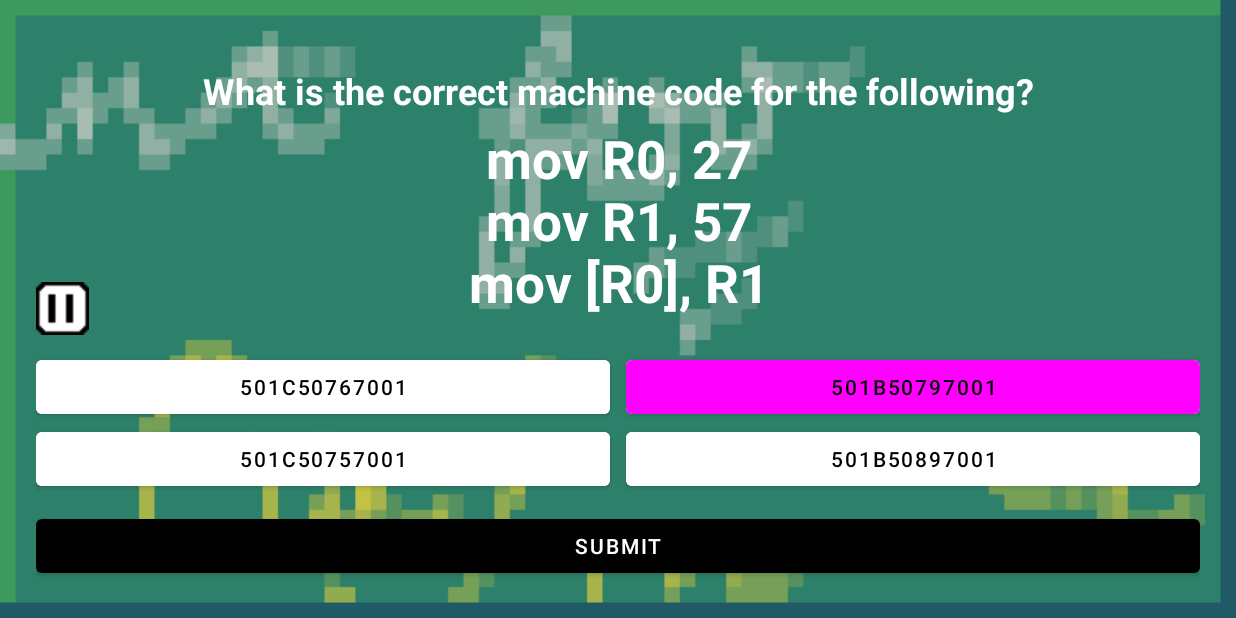
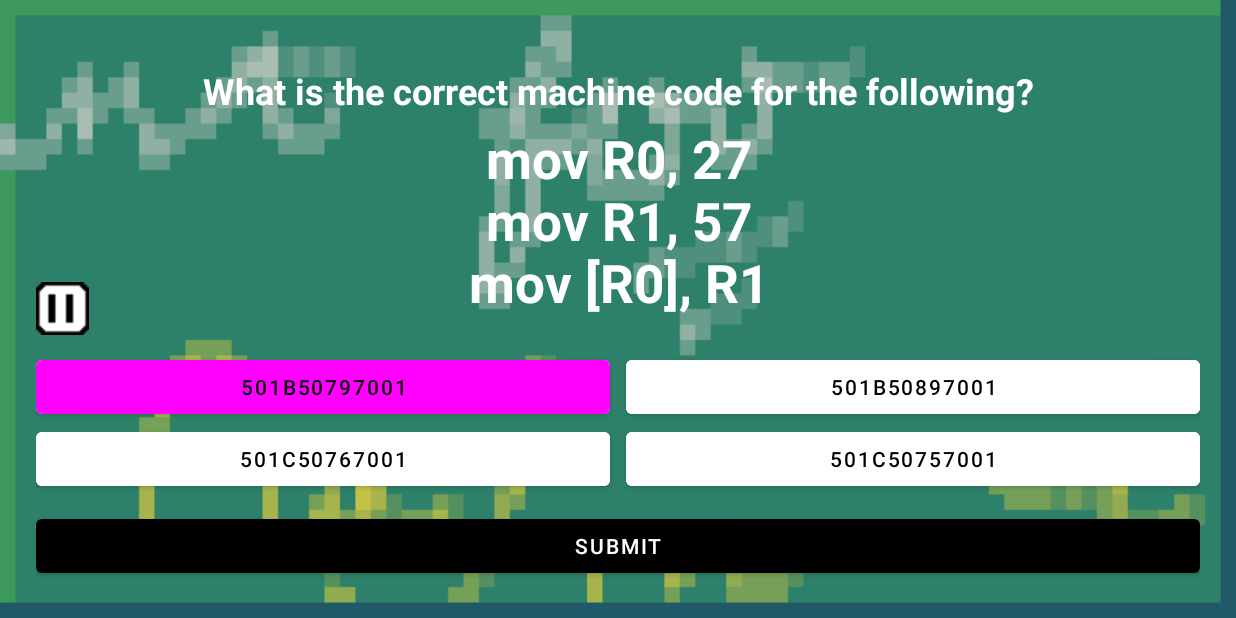
Before and after one commit to mircleat/Game2D, an Android app: the ChalkActivity screen opened directly, with no data from a screen before it, after a tap on "501B50797001", on a phone screen of 824 x 412 dp (held sideways). Run offline under Robolectric (Android 15) with nearby library versions, the phone set to English and light mode, and no system bars; Roboto replaces fonts that are not available here; 3 other taps on this screen came first.

Commit message:
fix randomizeOrders() missing

```diff
--- a/app/src/main/java/com/example/game2d/ChalkActivity.java
+++ b/app/src/main/java/com/example/game2d/ChalkActivity.java
@@ -235,32 +235,13 @@ public class ChalkActivity extends AppCompatActivity implements View.OnClickList
         questionTextView.setText(ChalkQuestionAnswer.question[currentQuestionIndex]);
 
         // Randomize orders of choices displayed
-        int[] orders = new int[]{0, 1, 2, 3};
         // Randomize orders[]
-        Random rand = new Random();
+        int[] orders = randomizeOrders();
 
-        for (int i = 0; i < orders.length; i++) {
-            // Switch i and randomIndexToSwap
-            int randomIndexToSwap = rand.nextInt(orders.length);
-
-            // temp vars to store element at randomIndex
-            int tempOrder = orders[randomIndexToSwap];
-
-            // element at randomIndex is now element at i (2 i duplicates)
-            orders[randomIndexToSwap] = orders[i];
-
-            // element at i is now element at randomIndex (via temp vars)
-            orders[i] = tempOrder;
-        }
-
-        /*ansA.setText(ChalkQuestionAnswer.choices[currentQuestionIndex][orders[0]]);
+        ansA.setText(ChalkQuestionAnswer.choices[currentQuestionIndex][orders[0]]);
         ansB.setText(ChalkQuestionAnswer.choices[currentQuestionIndex][orders[1]]);
         ansC.setText(ChalkQuestionAnswer.choices[currentQuestionIndex][orders[2]]);
-        ansD.setText(ChalkQuestionAnswer.choices[currentQuestionIndex][orders[3]]);*/
-        ansA.setText(ChalkQuestionAnswer.choices[currentQuestionIndex][0]);
-        ansB.setText(ChalkQuestionAnswer.choices[currentQuestionIndex][1]);
-        ansC.setText(ChalkQuestionAnswer.choices[currentQuestionIndex][2]);
-        ansD.setText(ChalkQuestionAnswer.choices[currentQuestionIndex][3]);
+        ansD.setText(ChalkQuestionAnswer.choices[currentQuestionIndex][orders[3]]);
     }
 
     /**
@@ -290,4 +271,27 @@ public class ChalkActivity extends AppCompatActivity implements View.OnClickList
         backgroundMusic.stop();
     }
 
+    public int[] randomizeOrders() {
+        int[] randomized = { 0, 1, 2, 3 };
+
+        // Randomize orders[]
+        Random rand = new Random();
+
+        for (int i = 0; i < randomized.length; i++) {
+            // Switch i and randomIndexToSwap
+            int randomIndexToSwap = rand.nextInt(randomized.length);
+
+            // temp vars to store element at randomIndex
+            int tempOrder = randomized[randomIndexToSwap];
+
+            // element at randomIndex is now element at i (2 i duplicates)
+            randomized[randomIndexToSwap] = randomized[i];
+
+            // element at i is now element at randomIndex (via temp vars)
+            randomized[i] = tempOrder;
         }
+
+        return randomized;
+    }
+
+}
```
Lines whose indentation alone changed are shown as unchanged.
